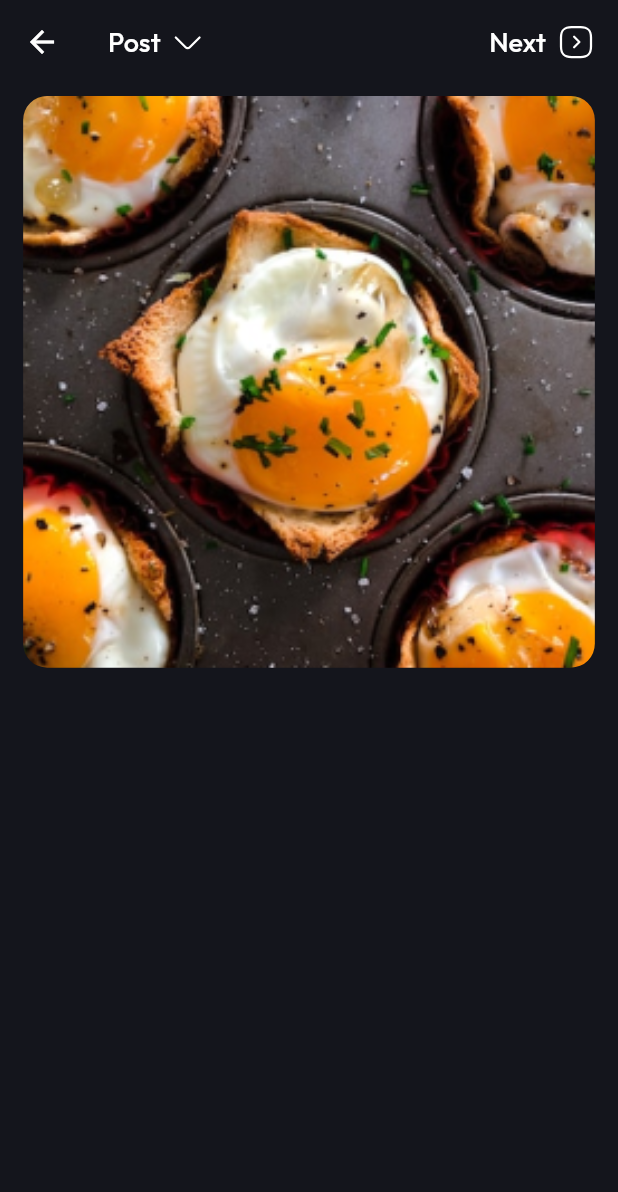
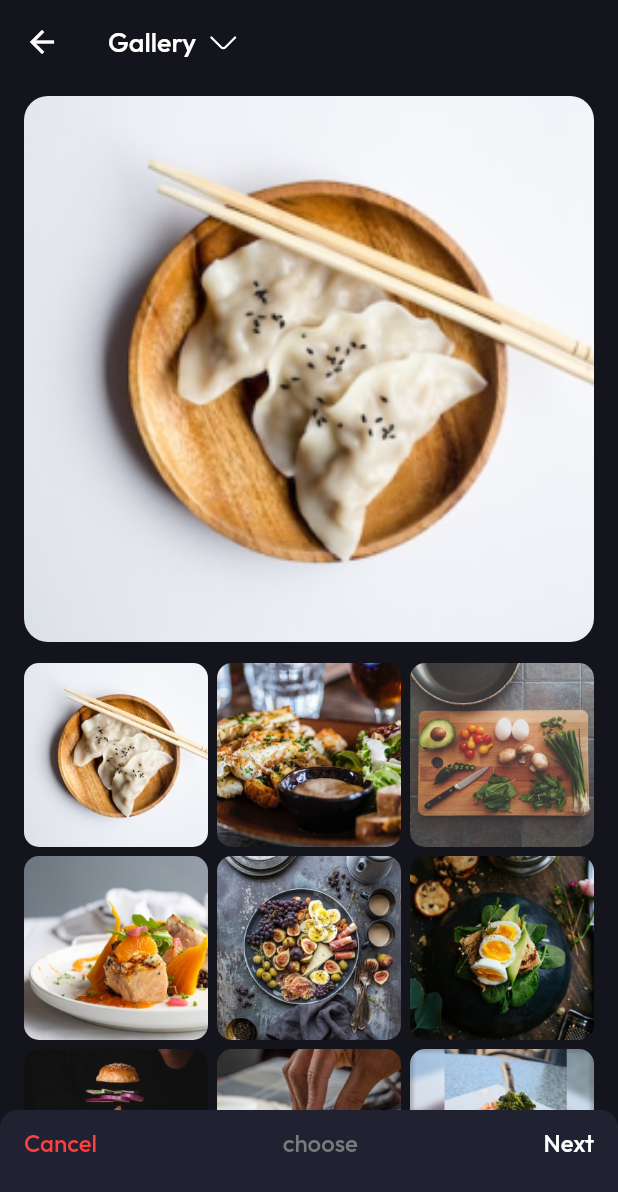
Before and after one commit to ZhiaDev/foodgram, a Flutter app: the AddPost screen opened directly, on a phone screen of 412 x 824 dp. Shown: the top 1192 px of the screen. Run offline on Flutter 3.47's test engine with Material 2 defaults, Android fonts, the phone set to English and light mode, and no system bars; our stand-ins replace dotted_border, flutter_svg, google_fonts.

Commit message:
complete AddPostScreen: Complete Choose Panel and Gallery Photos

```diff
--- a/lib/screens/add.dart
+++ b/lib/screens/add.dart
@@ -2,8 +2,15 @@ import 'package:flutter/material.dart';
 import 'package:flutter_svg/flutter_svg.dart';
 import 'package:google_fonts/google_fonts.dart';
 
-class AddPost extends StatelessWidget {
-  const AddPost({super.key});
+class AddPost extends StatefulWidget {
+  AddPost({super.key});
+
+  @override
+  State<AddPost> createState() => _AddPostState();
+}
+
+class _AddPostState extends State<AddPost> {
+  String selectedImage = 'assets/posts/post-1.png';
 
   @override
   Widget build(BuildContext context) {
@@ -16,7 +23,7 @@ class AddPost extends StatelessWidget {
         title: Row(
           children: [
             Text(
-              'Post',
+              'Gallery',
               style: GoogleFonts.outfit(
                 textStyle: TextStyle(
                   color: Colors.white,
@@ -30,46 +37,139 @@ class AddPost extends StatelessWidget {
               'assets/icons/arrowdown.svg',
               height: 24,
             ),
-            Spacer(),
+          ],
+        ),
+      ),
+      body: Center(
+        child: Stack(
+          alignment: Alignment.bottomCenter,
+          children: [
+            CustomScrollView(
+              physics: BouncingScrollPhysics(),
+              slivers: [
+                _getSelectedImage(context),
+                _galleryIamges(),
+              ],
+            ),
+            _getChoosePannel(context),
+          ],
+        ),
+      ),
+    );
+  }
+
+  Widget _getChoosePannel(BuildContext context) {
+    return Container(
+      decoration: BoxDecoration(
+        color: Color(0xFF202232),
+        borderRadius: BorderRadius.only(
+          topLeft: Radius.circular(12),
+          topRight: Radius.circular(12),
+        ),
+      ),
+      height: 84,
+      width: double.infinity,
+      child: Padding(
+        padding: EdgeInsets.fromLTRB(16, 12, 16, 0),
+        child: Row(
+          crossAxisAlignment: CrossAxisAlignment.start,
+          mainAxisAlignment: MainAxisAlignment.spaceBetween,
+          children: [
+            GestureDetector(
+              child: Text(
+                'Cancel',
+                style: GoogleFonts.outfit(
+                  textStyle: TextStyle(
+                    color: Color(0xFFFD3F3F),
+                    fontSize: 16,
+                    fontWeight: FontWeight.w500,
+                  ),
+                ),
+              ),
+              onTap: () => Navigator.pop(context),
+            ),
+            Text(
+              'choose',
+              style: GoogleFonts.outfit(
+                textStyle: TextStyle(
+                  color: Color(0xFF7A7A7D),
+                  fontSize: 16,
+                  fontWeight: FontWeight.w500,
+                ),
+              ),
+            ),
             Text(
               'Next',
               style: GoogleFonts.outfit(
                 textStyle: TextStyle(
                   color: Colors.white,
-                  fontSize: 18,
+                  fontSize: 16,
                   fontWeight: FontWeight.w500,
                 ),
               ),
             ),
-            SizedBox(width: 8),
-            SvgPicture.asset(
-              'assets/icons/arrowsquareright.svg',
-              height: 24,
-            ),
           ],
         ),
       ),
-      body: SafeArea(
-        child: Center(
-          child: Column(
-            children: [
-              _selectedImage(context),
-            ],
+    );
+  }
+
+  Widget _getSelectedImage(BuildContext context) {
+    return SliverPadding(
+      padding: EdgeInsets.symmetric(horizontal: 16),
+      sliver: SliverToBoxAdapter(
+        child: AspectRatio(
+          aspectRatio: 1 / 1,
+          child: Container(
+            margin: EdgeInsets.symmetric(vertical: 8),
+            decoration: BoxDecoration(
+              borderRadius: BorderRadius.circular(16),
+              image: DecorationImage(
+                image: AssetImage(selectedImage),
+                fit: BoxFit.cover,
+              ),
+            ),
+            height: MediaQuery.of(context).size.width / 1.081,
+            width: MediaQuery.of(context).size.width / 1.081,
           ),
         ),
       ),
     );
   }
 
-  Container _selectedImage(BuildContext context) {
-    return Container(
-      margin: EdgeInsets.symmetric(vertical: 8),
-      decoration: BoxDecoration(
-        borderRadius: BorderRadius.circular(16),
-        image: DecorationImage(image: AssetImage('assets/posts/post-12.png'), fit: BoxFit.cover),
+  Widget _galleryIamges() {
+    return SliverPadding(
+      padding: EdgeInsets.fromLTRB(16, 6, 16, 96),
+      sliver: SliverGrid(
+        delegate: SliverChildBuilderDelegate(
+          (context, index) {
+            return GestureDetector(
+              child: Container(
+                decoration: BoxDecoration(
+                  borderRadius: BorderRadius.circular(10),
+                  image: DecorationImage(
+                    image: AssetImage(
+                      'assets/posts/post-${index + 1}.png',
+                    ),
+                    fit: BoxFit.cover,
+                  ),
+                ),
+              ),
+              onTap: () {
+                setState(() {
+                  selectedImage = 'assets/posts/post-${index + 1}.png';
+                });
+              },
+            );
+          },
+          childCount: 21,
+        ),
+        gridDelegate: const SliverGridDelegateWithFixedCrossAxisCount(
+          crossAxisCount: 3,
+          mainAxisSpacing: 6,
+          crossAxisSpacing: 6,
+        ),
       ),
-      height: MediaQuery.of(context).size.width / 1.081,
-      width: MediaQuery.of(context).size.width / 1.081,
     );
   }
 }
```
